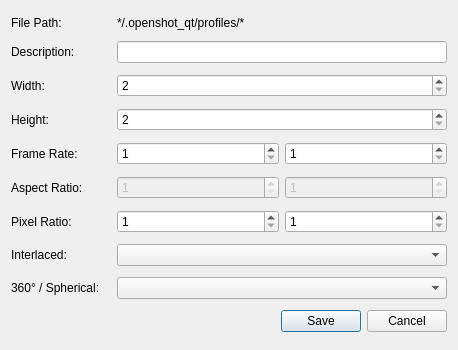
Old version of the form src/windows/ui/profile-edit.ui in the repository Zenvi-pro/zenvi-core.
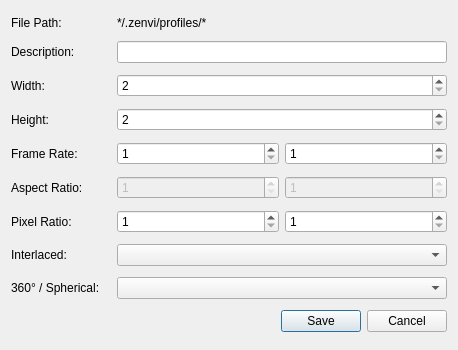
New version of the form.

Commit message:
Rebrand all user-facing OpenShot references to Zenvi
- About dialog: title, description, copyright, company link
- Main window: About menu item
- Color picker, preview thread, process effect error messages
- Tutorial welcome text and metrics checkbox
- Project file open dialog filter label
- User data directory: .openshot_qt → .zenvi (with auto-migration)
- Sentry release tag, plan graph storage fallback path
- Profile edit UI path label

Does not change: import openshot (C++ lib binding), libopenshot package
names, translation .qm filenames, Qt resource file paths, or contributor
credits.

The edit to the form file:
```diff
--- a/src/windows/ui/profile-edit.ui
+++ b/src/windows/ui/profile-edit.ui
@@ -38,7 +38,7 @@
         </sizepolicy>
        </property>
        <property name="text">
-        <string>*/.openshot_qt/profiles/*</string>
+        <string>*/.zenvi/profiles/*</string>
        </property>
        <property name="textFormat">
         <enum>Qt::PlainText</enum>
```
The commit also changes 10 other files.
